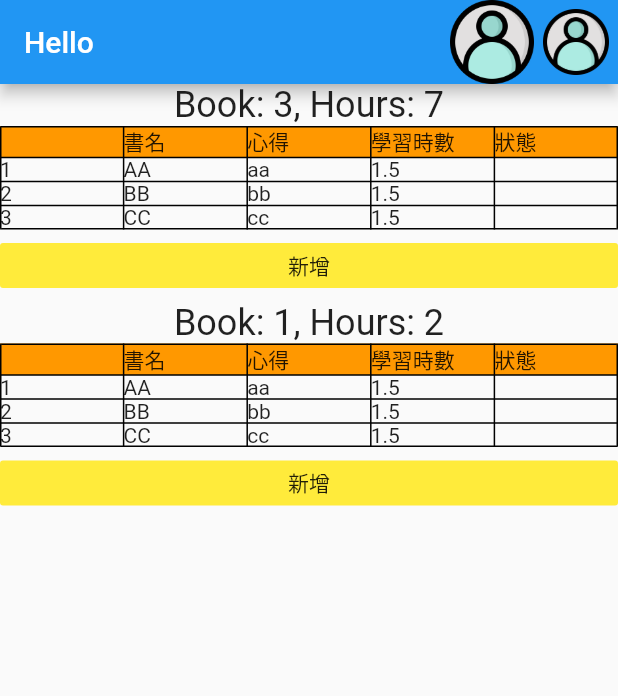
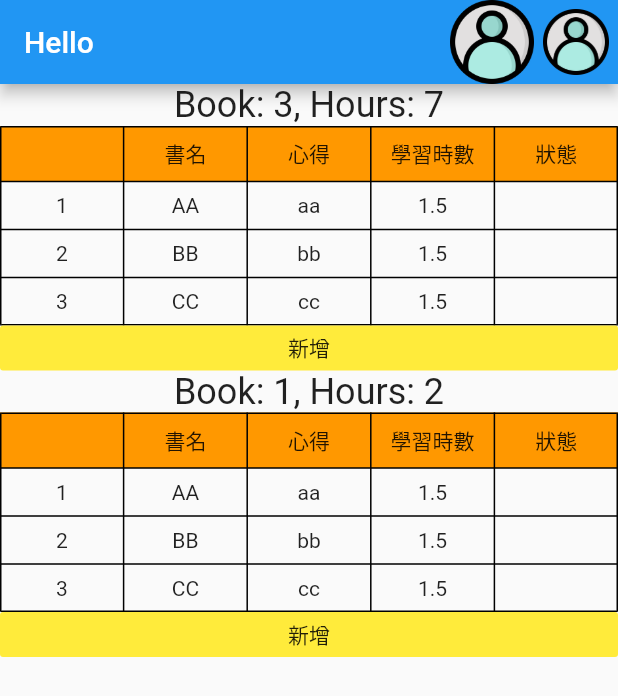
Before and after one commit to Shihyin98/dart-futter, a Flutter app: the screen it shows after launch, on a phone screen of 412 x 824 dp. Shown: the top 696 px of the screen. Run offline on Flutter 3.47's test engine with Material 2 defaults, Android fonts, the phone set to English and light mode, and no system bars.

Commit message:
add padding

```diff
--- a/Flutter-exercise-1/8.22-UI/ui_exercise/lib/study_table.dart
+++ b/Flutter-exercise-1/8.22-UI/ui_exercise/lib/study_table.dart
@@ -26,13 +26,22 @@ class StudyTable extends StatelessWidget {
       children: [
         TableRow(children: [
           Container(),
-          Text("書名"),
-          Text("心得"),
-          Text("學習時數"),
-          Text("狀態"),
+          paddingText("書名"),
+          paddingText("心得"),
+          paddingText("學習時數"),
+          paddingText("狀態"),
         ], decoration: BoxDecoration(color: Colors.orange)),
         ..._buildRows(),
       ],
+    );
+  }
+
+  Widget paddingText(String text) {
+    return Center(
+      child: Padding(
+            padding: const EdgeInsets.all(8.0),
+            child: Text(text),
+          ),
     );
   }
 
@@ -43,16 +52,17 @@ class StudyTable extends StatelessWidget {
       color: Colors.yellow,
       minWidth: 450.0,
       height: 30.0,
+      materialTapTargetSize: MaterialTapTargetSize.shrinkWrap,
     );
   }
 
   List<TableRow> _buildRows() {
     List<TableRow> rows = records.map((e) {
       return TableRow(children: [
-        Text(e.index.toString()),
-        Text(e.name),
-        Text(e.review),
-        Text(e.hours.toString()),
+        paddingText(e.index.toString()),
+        paddingText(e.name),
+        paddingText(e.review),
+        paddingText(e.hours.toString()),
         Container()
       ]);
     }).toList();
```
